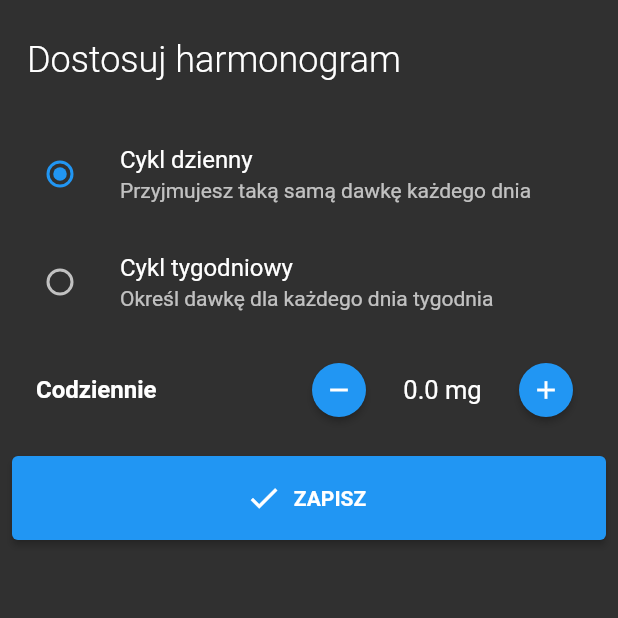
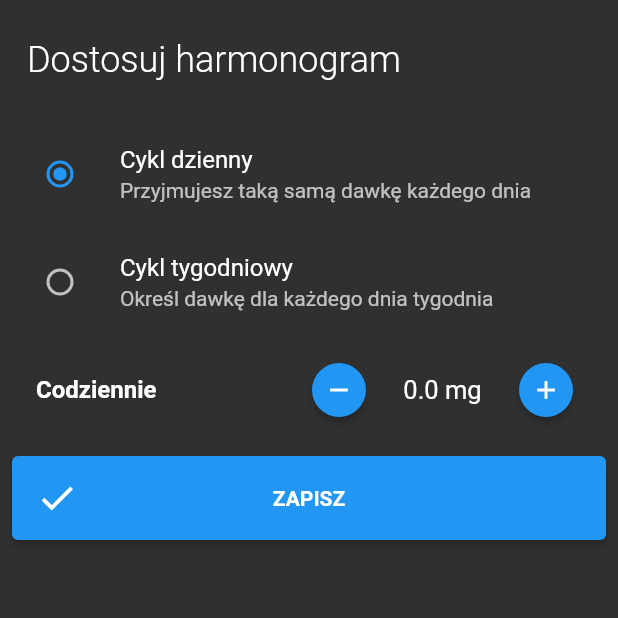
Before and after one commit to lburzak/HeartMate, a Flutter app: the ScheduleWizardPage screen opened by its route, on a phone screen of 412 x 824 dp, the top half of it. Run offline on Flutter 3.47's test engine with Material 2 defaults, Android fonts, the phone set to English and light mode, and no system bars; our stand-ins replace bloc, bottom_navy_bar, dotted_border, event_bus, flutter_bloc, freezed_annotation and 9 more; accounts and stored records are empty.

Commit message:
[schedule-wizard] introduce action button

```diff
--- a/lib/feature/schedule_wizard/ui/view.dart
+++ b/lib/feature/schedule_wizard/ui/view.dart
@@ -46,13 +46,11 @@ class ScheduleWizardView extends StatelessWidget {
                 height: 72,
                 child: Padding(
                   padding: const EdgeInsets.all(8.0),
-                  child: ElevatedButton.icon(
-                      onPressed: cubit.save,
-                      icon: const Icon(Icons.check),
-                      label: const Text(
-                        "ZAPISZ",
-                        style: TextStyle(fontWeight: FontWeight.bold),
-                      )),
+                  child: ActionButton(
+                    onPressed: cubit.save,
+                    label: "ZAPISZ",
+                    icon: Icons.done,
+                  ),
                 )),
           )
         ],
@@ -97,6 +95,44 @@ class ScheduleWizardView extends StatelessWidget {
                         dosage: state.dosages[index],
                       )
                     ])));
+  }
+}
+
+class ActionButton extends StatelessWidget {
+  final void Function() onPressed;
+  final String label;
+  final IconData icon;
+
+  const ActionButton({
+    Key? key,
+    required this.onPressed,
+    required this.label,
+    required this.icon,
+  }) : super(key: key);
+
+  @override
+  Widget build(BuildContext context) {
+    return ElevatedButton(
+        onPressed: onPressed,
+        child: SizedBox(
+          width: double.infinity,
+          child: Stack(
+            children: [
+              Align(
+                  alignment: Alignment.centerLeft,
+                  child: Icon(
+                    icon,
+                    size: 28,
+                  )),
+              Center(
+                child: Text(
+                  label,
+                  style: const TextStyle(fontWeight: FontWeight.bold),
+                ),
+              )
+            ],
+          ),
+        ));
   }
 }
 
```
